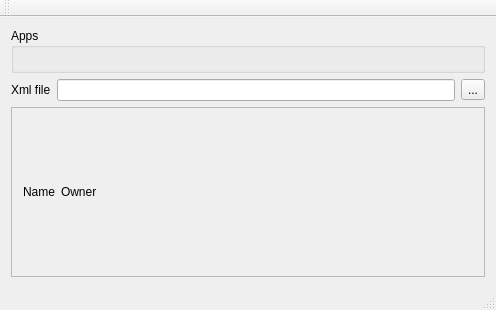
Old version of the form vishnu/MainWindow.ui in the repository gmrvvis/Vishnu.
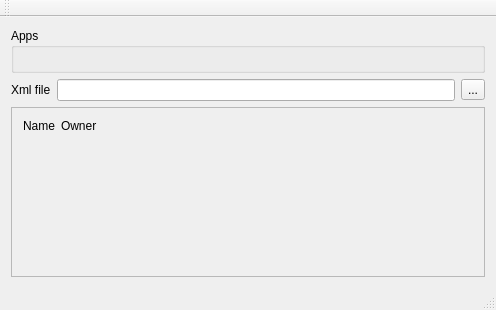
New version of the form.

Patch:
```diff
--- a/vishnu/MainWindow.ui
+++ b/vishnu/MainWindow.ui
@@ -67,6 +67,9 @@
             <property name="text">
              <string>Owner</string>
             </property>
+            <property name="alignment">
+             <set>Qt::AlignLeading|Qt::AlignLeft|Qt::AlignTop</set>
+            </property>
            </widget>
           </item>
           <item row="0" column="0">
@@ -80,6 +83,9 @@
             <property name="text">
              <string>Name</string>
             </property>
+            <property name="alignment">
+             <set>Qt::AlignLeading|Qt::AlignLeft|Qt::AlignTop</set>
+            </property>
            </widget>
           </item>
           <item row="0" column="2">
```
Left out of the diff: 4 changed lines with no effect on the pictures.
